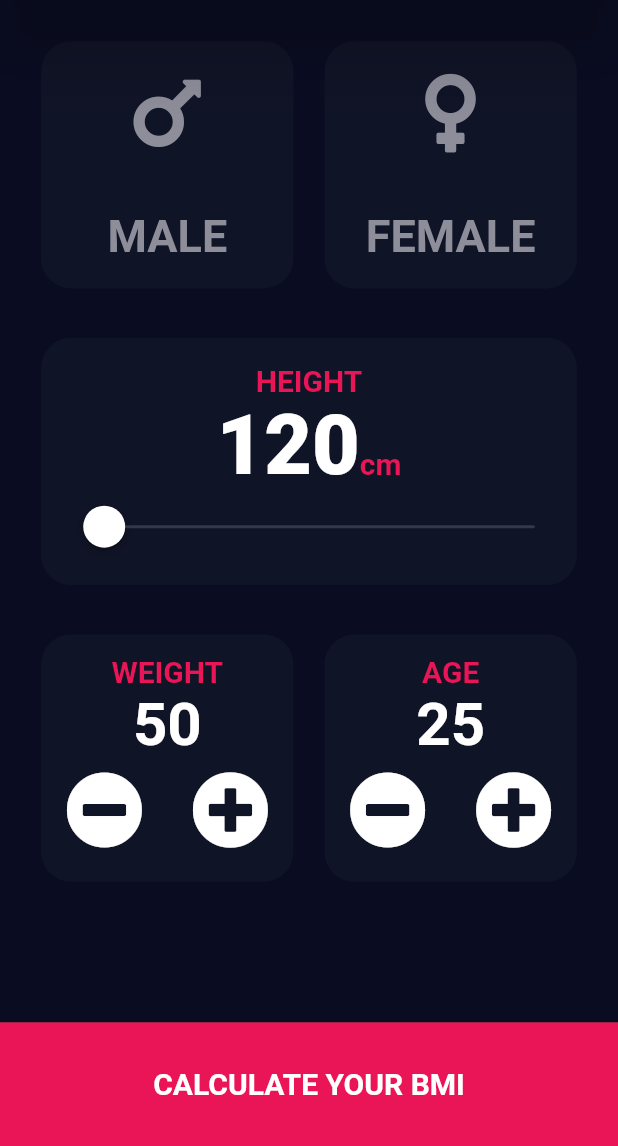
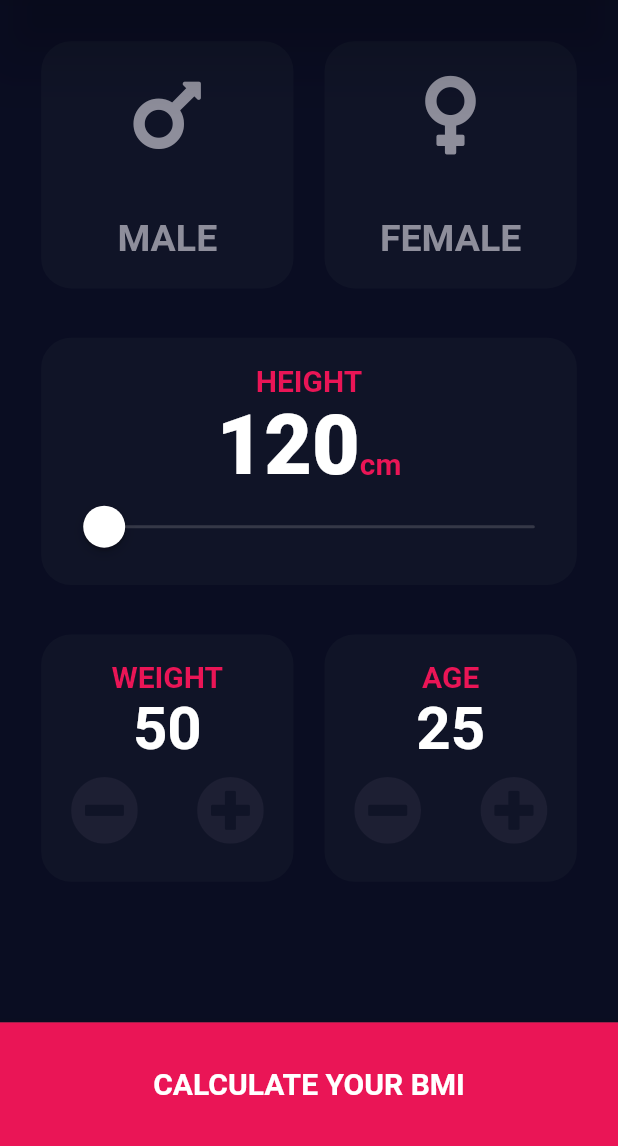
Before and after one commit to gauravxdhingra/BMI-Calc-App-Flutter, a Flutter app: the screen it shows after launch, on a phone screen of 412 x 824 dp, the part 90-1236 px from its top. Run offline on Flutter 3.47's test engine with Material 2 defaults, Android fonts, the phone set to English and light mode, and no system bars; our stand-ins replace font_awesome_flutter.

Commit message:
UI Ready

```diff
--- a/lib/main.dart
+++ b/lib/main.dart
@@ -1,8 +1,6 @@
 import 'package:bmi_calculator/screens/result.dart';
 import 'package:flutter/material.dart';
 import './screens/input_page.dart';
-
-
 
 void main() => runApp(BMICalculator());
 
@@ -31,7 +29,12 @@ class BMICalculator extends StatelessWidget {
           ),
         ),
       ),
-      home: InputPage(),
+      // home: InputPage(),
+      routes: {
+        '/': (context) => InputPage(),
+        ResultScreen.routeName: (context) => ResultScreen(),
+        InputPage.routeName: (context) => InputPage(),
+      },
     );
   }
 }
--- a/lib/screens/input_page.dart
+++ b/lib/screens/input_page.dart
@@ -1,3 +1,4 @@
+import 'package:bmi_calculator/screens/result.dart';
 import 'package:flutter/cupertino.dart';
 import 'package:flutter/material.dart';
 import 'package:font_awesome_flutter/font_awesome_flutter.dart';
@@ -5,6 +6,7 @@ import 'package:font_awesome_flutter/font_awesome_flutter.dart';
 enum Gender { male, female }
 
 class InputPage extends StatefulWidget {
+  static const routeName = '/input-page';
   @override
   _InputPageState createState() => _InputPageState();
 }
@@ -71,6 +73,7 @@ class _InputPageState extends State<InputPage> {
                                 color: selectedGender == Gender.male
                                     ? Colors.white
                                     : Color(0xFF8E8E9B),
+                                fontSize: 25,
                               ),
                         ),
                       ],
@@ -109,6 +112,7 @@ class _InputPageState extends State<InputPage> {
                                 color: selectedGender == Gender.female
                                     ? Colors.white
                                     : Color(0xFF8E8E9B),
+                                fontSize: 25,
                               ),
                         )
                       ],
@@ -210,8 +214,11 @@ class _InputPageState extends State<InputPage> {
                         children: <Widget>[
                           IconButton(
                               // color: Color(0xFF1C2033),
-                              iconSize: mediaq.size.width / 8,
-                              icon: Icon(FontAwesomeIcons.minusCircle),
+                              iconSize: mediaq.size.width / 9,
+                              icon: Icon(
+                                FontAwesomeIcons.minusCircle,
+                                color: Color(0xFF1D1F33),
+                              ),
                               onPressed: () {
                                 setState(() {
                                   weight--;
@@ -220,8 +227,11 @@ class _InputPageState extends State<InputPage> {
                               }),
                           IconButton(
                               // color: Color(0xFF1C2033),
-                              iconSize: mediaq.size.width / 8,
-                              icon: Icon(FontAwesomeIcons.plusCircle),
+                              iconSize: mediaq.size.width / 9,
+                              icon: Icon(
+                                FontAwesomeIcons.plusCircle,
+                                color: Color(0xFF1D1F33),
+                              ),
                               onPressed: () {
                                 setState(() {
                                   weight++;
@@ -258,8 +268,11 @@ class _InputPageState extends State<InputPage> {
                         children: <Widget>[
                           IconButton(
                               // color: Color(0xFF1C2033),
-                              iconSize: mediaq.size.width / 8,
-                              icon: Icon(FontAwesomeIcons.minusCircle),
+                              iconSize: mediaq.size.width / 9,
+                              icon: Icon(
+                                FontAwesomeIcons.minusCircle,
+                                color: Color(0xFF1D1F33),
+                              ),
                               onPressed: () {
                                 setState(() {
                                   age--;
@@ -268,9 +281,10 @@ class _InputPageState extends State<InputPage> {
                               }),
                           IconButton(
                               // color: Color(0xFF353949),
-                              iconSize: mediaq.size.width / 8,
+                              iconSize: mediaq.size.width / 9,
                               icon: Icon(
                                 FontAwesomeIcons.plusCircle,
+                                color: Color(0xFF1D1F33),
                               ),
                               onPressed: () {
                                 setState(() {
@@ -297,6 +311,7 @@ class _InputPageState extends State<InputPage> {
             // borderRadius: BorderRadius.circular(20),
             color: Color(0xFFEA1556),
           ),
+          child: FlatButton(
             child: Align(
               alignment: Alignment.center,
               child: Text(
@@ -306,6 +321,10 @@ class _InputPageState extends State<InputPage> {
                     ),
               ),
             ),
+            onPressed: () {
+              Navigator.of(context).pushNamed(ResultScreen.routeName);
+            },
+          ),
         ),
       ),
     );
```
Also changed, not shown: lib/screens/result.dart (+19 -4 lines). Lines whose indentation alone changed are shown as unchanged.
